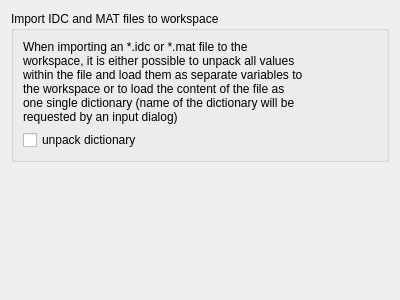
First picture: the form in Qitom/ui/widgetPropWorkspaceUnpack.ui, repository itom-project/itom, before the edit.
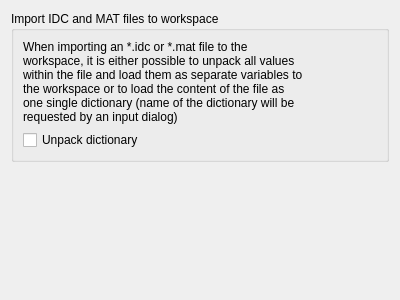
Second picture: the form after the edit.

```diff
--- a/Qitom/ui/widgetPropWorkspaceUnpack.ui
+++ b/Qitom/ui/widgetPropWorkspaceUnpack.ui
@@ -23,7 +23,7 @@
       <item row="1" column="0" colspan="2">
        <widget class="QCheckBox" name="checkBoxUnpackDictionary">
         <property name="text">
-         <string>unpack dictionary</string>
+         <string>Unpack dictionary</string>
         </property>
        </widget>
       </item>
```
